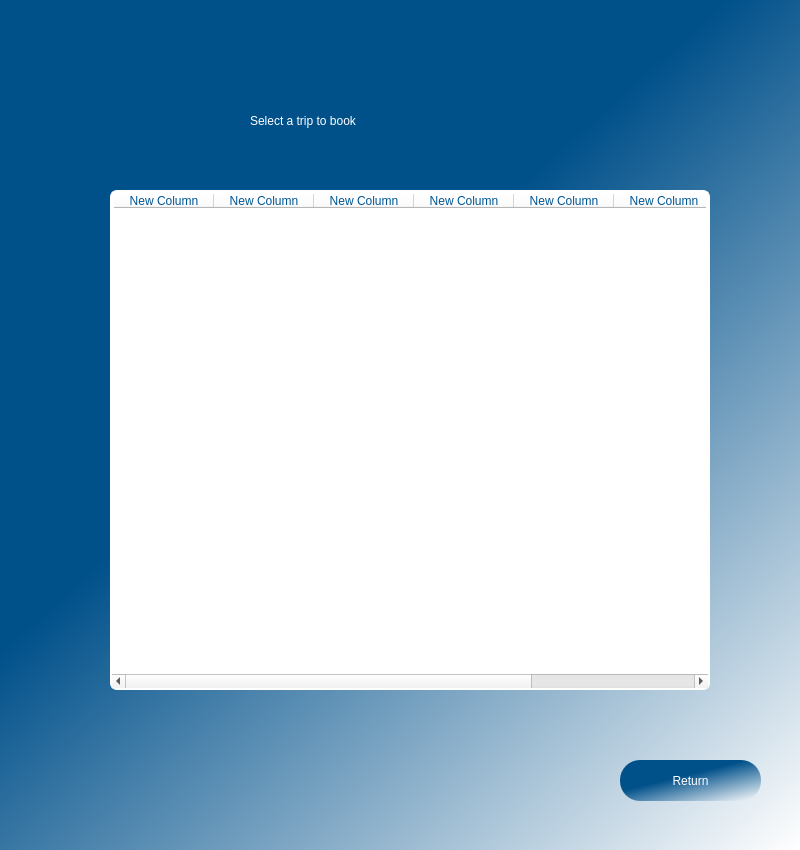
The window that ui/ShowTrips.ui (kareemsakkary/TrainBookingSystem) describes before a commit, drawn with Qt 5.
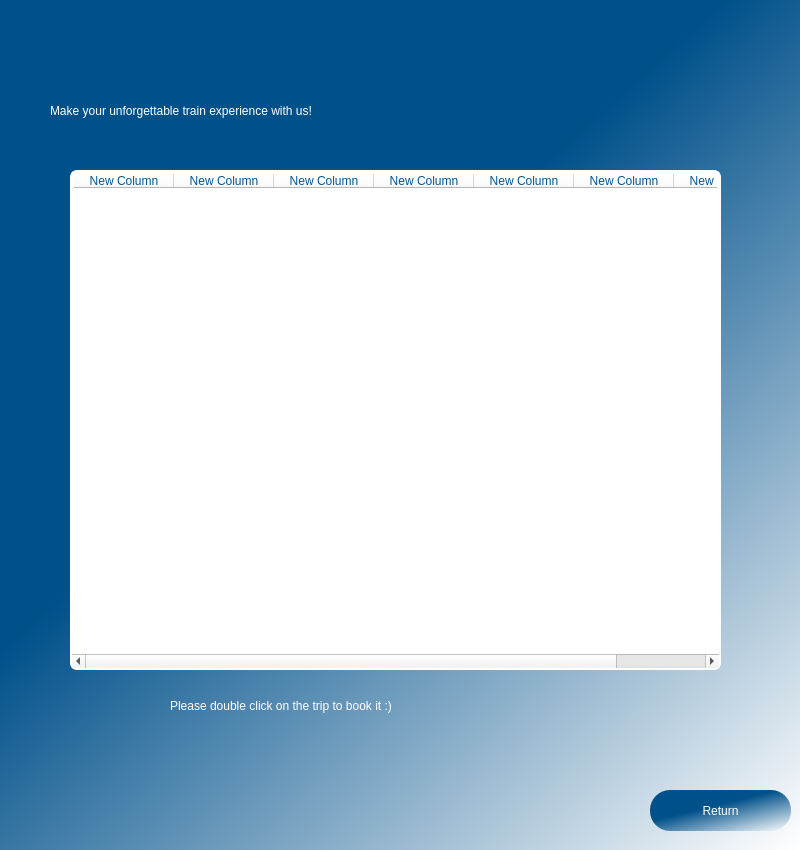
The same window after the commit.

Diff of the .ui file:
```diff
--- a/ui/ShowTrips.ui
+++ b/ui/ShowTrips.ui
@@ -29,28 +29,11 @@
 
 }</string>
    </property>
-   <widget class="QLabel" name="label_3">
-    <property name="geometry">
-     <rect>
-      <x>250</x>
-      <y>90</y>
-      <width>291</width>
-      <height>61</height>
-     </rect>
-    </property>
-    <property name="styleSheet">
-     <string notr="true">font: 20 20pt &quot;Sitka Heading Semibold&quot;;
-color: rgb(255, 255, 255);</string>
-    </property>
-    <property name="text">
-     <string>Select a trip to book</string>
-    </property>
-   </widget>
    <widget class="QPushButton" name="returnButton">
     <property name="geometry">
      <rect>
-      <x>620</x>
-      <y>760</y>
+      <x>650</x>
+      <y>790</y>
       <width>141</width>
       <height>41</height>
      </rect>
@@ -75,9 +58,9 @@
    <widget class="QTableWidget" name="tableWidget">
     <property name="geometry">
      <rect>
-      <x>110</x>
-      <y>190</y>
-      <width>600</width>
+      <x>70</x>
+      <y>170</y>
+      <width>651</width>
       <height>500</height>
      </rect>
     </property>
@@ -158,6 +141,40 @@
      </property>
     </column>
    </widget>
+   <widget class="QLabel" name="label_4">
+    <property name="geometry">
+     <rect>
+      <x>50</x>
+      <y>80</y>
+      <width>721</width>
+      <height>61</height>
+     </rect>
+    </property>
+    <property name="styleSheet">
+     <string notr="true">font: 20 20pt &quot;Sitka Heading Semibold&quot;;
+color: rgb(255, 255, 255);</string>
+    </property>
+    <property name="text">
+     <string>Make your unforgettable train experience with us!</string>
+    </property>
+   </widget>
+   <widget class="QLabel" name="instructionLabel">
+    <property name="geometry">
+     <rect>
+      <x>170</x>
+      <y>690</y>
+      <width>471</width>
+      <height>31</height>
+     </rect>
+    </property>
+    <property name="styleSheet">
+     <string notr="true">font: 20 15pt &quot;Sitka Heading Semibold&quot;;
+color: rgb(255, 255, 255);</string>
+    </property>
+    <property name="text">
+     <string>Please double click on the trip to book it :)</string>
+    </property>
+   </widget>
   </widget>
  </widget>
  <resources/>
```
